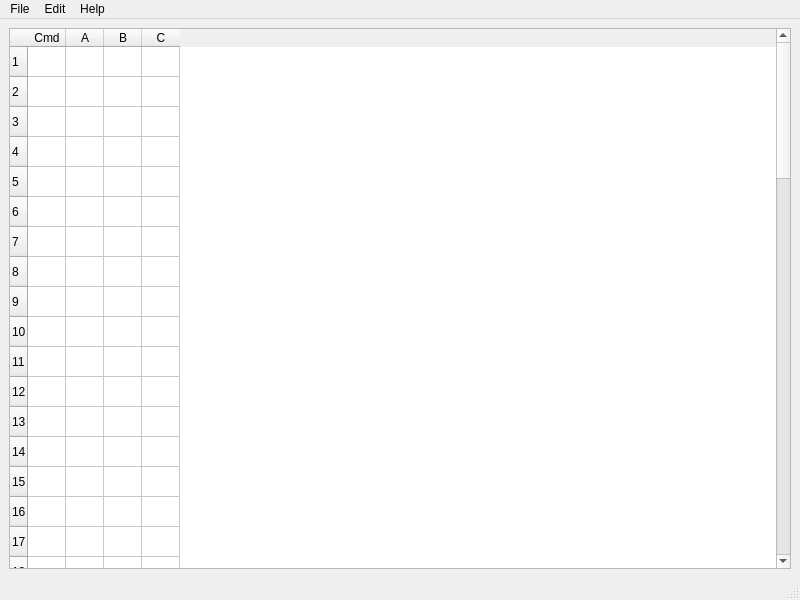
Above: mainwindow.ui from FinalForEach/BOX-256-QT before the change. Below: the same form after it.
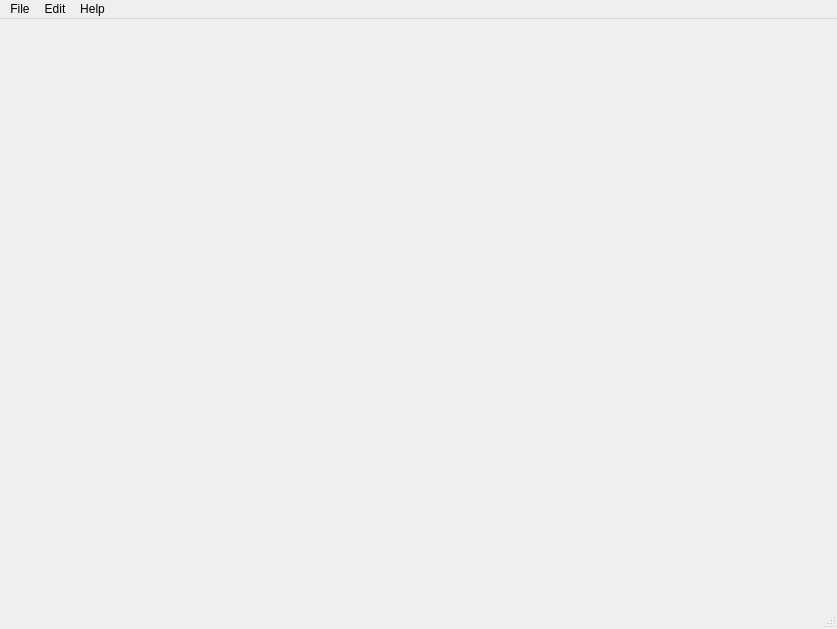
That is the form after the change.

Commit message: Added memory table

Diff of the .ui file:
```diff
--- a/mainwindow.ui
+++ b/mainwindow.ui
@@ -6,139 +6,32 @@
    <rect>
     <x>0</x>
     <y>0</y>
-    <width>800</width>
-    <height>600</height>
+    <width>837</width>
+    <height>629</height>
    </rect>
   </property>
   <property name="windowTitle">
    <string>MainWindow</string>
   </property>
   <widget class="QWidget" name="centralwidget">
-   <layout class="QHBoxLayout" name="horizontalLayout_2">
-    <item>
-     <layout class="QHBoxLayout" name="horizontalLayout">
-      <property name="sizeConstraint">
-       <enum>QLayout::SetMaximumSize</enum>
-      </property>
-      <item>
-       <widget class="QTableWidget" name="sourceTableWidget">
-        <property name="sizePolicy">
-         <sizepolicy hsizetype="Minimum" vsizetype="Minimum">
-          <horstretch>0</horstretch>
-          <verstretch>0</verstretch>
-         </sizepolicy>
-        </property>
-        <property name="minimumSize">
-         <size>
-          <width>0</width>
-          <height>0</height>
-         </size>
-        </property>
-        <property name="rowCount">
-         <number>64</number>
-        </property>
-        <property name="columnCount">
-         <number>4</number>
-        </property>
-        <attribute name="horizontalHeaderDefaultSectionSize">
-         <number>38</number>
-        </attribute>
-        <row/>
-        <row/>
-        <row/>
-        <row/>
-        <row/>
-        <row/>
-        <row/>
-        <row/>
-        <row/>
-        <row/>
-        <row/>
-        <row/>
-        <row/>
-        <row/>
-        <row/>
-        <row/>
-        <row/>
-        <row/>
-        <row/>
-        <row/>
-        <row/>
-        <row/>
-        <row/>
-        <row/>
-        <row/>
-        <row/>
-        <row/>
-        <row/>
-        <row/>
-        <row/>
-        <row/>
-        <row/>
-        <row/>
-        <row/>
-        <row/>
-        <row/>
-        <row/>
-        <row/>
-        <row/>
-        <row/>
-        <row/>
-        <row/>
-        <row/>
-        <row/>
-        <row/>
-        <row/>
-        <row/>
-        <row/>
-        <row/>
-        <row/>
-        <row/>
-        <row/>
-        <row/>
-        <row/>
-        <row/>
-        <row/>
-        <row/>
-        <row/>
-        <row/>
-        <row/>
-        <row/>
-        <row/>
-        <row/>
-        <row/>
-        <column>
-         <property name="text">
-          <string>Cmd</string>
-         </property>
-        </column>
-        <column>
-         <property name="text">
-          <string>A</string>
-         </property>
-        </column>
-        <column>
-         <property name="text">
-          <string>B</string>
-         </property>
-        </column>
-        <column>
-         <property name="text">
-          <string>C</string>
-         </property>
-        </column>
-       </widget>
-      </item>
-     </layout>
-    </item>
-   </layout>
+   <widget class="QWidget" name="gridLayoutWidget">
+    <property name="geometry">
+     <rect>
+      <x>10</x>
+      <y>10</y>
+      <width>811</width>
+      <height>561</height>
+     </rect>
+    </property>
+    <layout class="QGridLayout" name="gridLayout"/>
+   </widget>
   </widget>
   <widget class="QMenuBar" name="menubar">
    <property name="geometry">
     <rect>
      <x>0</x>
      <y>0</y>
-     <width>800</width>
+     <width>837</width>
      <height>22</height>
     </rect>
    </property>
```
The commit also changes 2 other files.
